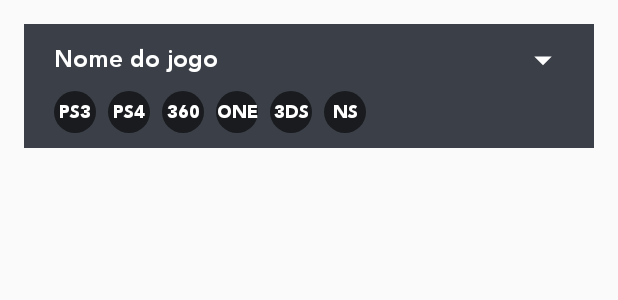
After one commit to ftrevo/tentacle-android, an Android app: the layout library_item_layout.xml on its own in the app's theme, with its tools: preview values and no code run, on a phone screen of 412 x 824 dp. The commit adds this screen. Shown: the top 300 px of the screen. Run offline under Robolectric (Android 15) with nearby library versions, the phone set to English and light mode, and no system bars.

Commit message:
06_TASK_Biblioteca_Tela

```diff
--- a/app/src/main/java/br/com/concrete/tentacle/features/HostActivity.kt
+++ b/app/src/main/java/br/com/concrete/tentacle/features/HostActivity.kt
@@ -20,7 +20,7 @@ class HostActivity : BaseActivity() {
     }
 
     private fun startNavListener() {
-        val navController = Navigation.findNavController(this, R.id.garden_nav_fragment)
+        val navController = Navigation.findNavController(this, R.id.nav_fragment)
         val topLevelDestinations = setOf(R.id.home, R.id.myGames)
         val appBarConfiguration = AppBarConfiguration.Builder(topLevelDestinations).build()
 
--- a/app/src/main/res/drawable/circle_bg_icon_bottombar.xml
+++ b/app/src/main/res/drawable/circle_bg_icon_bottombar.xml
@@ -2,8 +2,8 @@
 <shape xmlns:android="http://schemas.android.com/apk/res/android"
     android:shape="oval">
 
-    <size android:height="30dp" android:width="30dp"/>
+    <size android:height="28dp" android:width="28dp"/>
 
-    <solid android:color="@color/colorButtonBlue"/>
+    <solid android:color="@color/bgBottomBar"/>
 
 </shape>
--- a/app/src/main/res/layout/activity_host.xml
+++ b/app/src/main/res/layout/activity_host.xml
@@ -6,7 +6,7 @@
     xmlns:app="http://schemas.android.com/apk/res-auto">
 
     <fragment
-        android:id="@+id/garden_nav_fragment"
+        android:id="@+id/nav_fragment"
         android:name="androidx.navigation.fragment.NavHostFragment"
         android:layout_width="match_parent"
         android:layout_height="0dp"
--- /dev/null
+++ b/app/src/main/res/layout/library_item_layout.xml
@@ -0,0 +1,124 @@
+<?xml version="1.0" encoding="utf-8"?>
+<androidx.constraintlayout.widget.ConstraintLayout
+        xmlns:android="http://schemas.android.com/apk/res/android"
+        xmlns:app="http://schemas.android.com/apk/res-auto"
+        xmlns:tools="http://schemas.android.com/tools" android:layout_width="match_parent"
+        android:layout_height="wrap_content"
+        android:background="@color/colorAddNewGame"
+        android:paddingStart="@dimen/componentsMarginDefaultError"
+        android:paddingEnd="@dimen/componentsMarginDefaultError"
+        android:paddingBottom="@dimen/dp_10"
+        android:paddingTop="@dimen/dp_10"
+        android:layout_margin="16dp"
+        android:animateLayoutChanges="true">
+
+    <TextView
+            android:textAppearance="@style/TextHeavy.16sp"
+            android:id="@+id/tvGameName"
+            app:layout_constraintStart_toStartOf="parent"
+            app:layout_constraintTop_toTopOf="parent"
+            android:textColor="@color/textColor"
+            android:text="Nome do jogo"
+            android:layout_weight="1"
+            android:layout_width="0dp"
+            android:layout_height="wrap_content"
+            android:gravity="center_vertical"
+            android:layout_marginEnd="@dimen/componentsMarginDefaultError"
+            app:layout_constraintEnd_toStartOf="@+id/ivArrow"/>
+
+    <ImageView
+            android:id="@+id/ivArrow"
+            app:layout_constraintEnd_toEndOf="parent"
+            app:layout_constraintTop_toTopOf="@+id/tvGameName"
+            app:layout_constraintBottom_toBottomOf="@+id/tvGameName"
+            android:src="@drawable/ic_arrow_down"
+            android:layout_gravity="center_vertical"
+            android:layout_width="28dp"
+            android:layout_height="28dp"/>
+
+    <TextView
+            android:textColor="#FFF"
+            android:gravity="center"
+            android:textAppearance="@style/TextBlack.9dp"
+            android:text="NS"
+            android:id="@+id/tvNS"
+            android:visibility="visible"
+            android:background="@drawable/circle_bg_icon_bottombar"
+            android:layout_width="wrap_content"
+            android:layout_height="wrap_content"
+            app:layout_constraintBottom_toBottomOf="@+id/tvPS3"
+            app:layout_constraintTop_toTopOf="@+id/tvPS3"
+            app:layout_constraintStart_toEndOf="@+id/tv3DS"
+            android:layout_marginStart="8dp" />
+
+    <TextView
+            android:textColor="#FFF"
+            android:gravity="center"
+            android:textAppearance="@style/TextBlack.9dp"
+            android:text="3DS"
+            android:id="@+id/tv3DS"
+            android:visibility="visible"
+            android:background="@drawable/circle_bg_icon_bottombar"
+            app:layout_constraintTop_toTopOf="@+id/tvNS"
+            app:layout_constraintBottom_toBottomOf="@+id/tvONE"
+            android:layout_width="wrap_content"
+            android:layout_height="wrap_content"
+            app:layout_constraintStart_toEndOf="@+id/tvONE" android:layout_marginStart="8dp"/>
+
+    <TextView
+            android:textColor="#FFF"
+            android:gravity="center"
+            android:textAppearance="@style/TextBlack.9dp"
+            android:text="ONE"
+            android:id="@+id/tvONE"
+            android:visibility="visible"
+            android:background="@drawable/circle_bg_icon_bottombar"
+            app:layout_constraintTop_toTopOf="@+id/tv360"
+            app:layout_constraintBottom_toBottomOf="@+id/tv360"
+            android:layout_width="wrap_content"
+            android:layout_height="wrap_content" app:layout_constraintStart_toEndOf="@+id/tv360"
+            android:layout_marginStart="8dp"/>
+
+    <TextView
+            android:textColor="#FFF"
+            android:gravity="center"
+            android:textAppearance="@style/TextBlack.9dp"
+            android:text="360"
+            android:id="@+id/tv360"
+            android:visibility="visible"
+            android:background="@drawable/circle_bg_icon_bottombar"
+            app:layout_constraintTop_toTopOf="@+id/tvPS4"
+            app:layout_constraintBottom_toBottomOf="@+id/tvPS4"
+            android:layout_width="wrap_content"
+            android:layout_height="wrap_content" app:layout_constraintStart_toEndOf="@+id/tvPS4"
+            android:layout_marginStart="8dp"/>
+
+    <TextView
+            android:textColor="#FFF"
+            android:gravity="center"
+            android:textAppearance="@style/TextBlack.9dp"
+            android:text="PS4"
+            android:id="@+id/tvPS4"
+            android:visibility="visible"
+            android:background="@drawable/circle_bg_icon_bottombar"
+            android:layout_width="wrap_content"
+            android:layout_height="wrap_content"
+            app:layout_constraintStart_toEndOf="@+id/tvPS3" android:layout_marginStart="8dp"
+            app:layout_constraintTop_toTopOf="@+id/tvPS3" app:layout_constraintBottom_toBottomOf="@+id/tvPS3"/>
+
+    <TextView
+            android:textColor="#FFF"
+            android:gravity="center"
+            android:textAppearance="@style/TextBlack.9dp"
+            android:text="PS3"
+            android:id="@+id/tvPS3"
+            android:visibility="visible"
+            android:background="@drawable/circle_bg_icon_bottombar"
+            app:layout_constraintTop_toBottomOf="@+id/ivArrow"
+            android:layout_marginTop="7dp"
+            android:layout_marginEnd="5dp"
+            android:layout_width="wrap_content"
+            android:layout_height="wrap_content"
+            app:layout_constraintStart_toStartOf="parent"/>
+
+</androidx.constraintlayout.widget.ConstraintLayout>
--- a/app/src/main/res/values/strings.xml
+++ b/app/src/main/res/values/strings.xml
@@ -70,4 +70,5 @@
     <string name="did_not_find_what_you_wanted">Não encontrou o que queria?</string>
     <string name="field_search_no_empty">O campo de pesquisa não pode ficar vázio</string>
 
+    <string name="no_library_error">Nossa biblioteca ainda não tem\nnenhum jogo cadastrado. Seja o\nprimeiro a cadastrar</string>
 </resources>
--- a/app/src/main/res/values/typography.xml
+++ b/app/src/main/res/values/typography.xml
@@ -1,11 +1,15 @@
 <?xml version="1.0" encoding="utf-8"?>
-<resources>
+<resources xmlns:tools="http://schemas.android.com/tools">
     <style name="TextMedium">
         <item name="android:fontFamily">@font/avenir_medium</item>
     </style>
 
     <style name="TextBlack">
         <item name="android:fontFamily">@font/avenir_black</item>
+    </style>
+
+    <style name="TextHeavy">
+        <item name="android:fontFamily">@font/avenir_heavy</item>
     </style>
 
     <style name="TextMedium.12sp">
@@ -36,4 +40,11 @@
         <item name="android:textSize">22sp</item>
     </style>
 
+    <style name="TextBlack.9dp">
+        <item name="android:textSize" tools:ignore="SpUsage">12dp</item>
+    </style>
+
+    <style name="TextHeavy.16sp">
+        <item name="android:textSize">16sp</item>
+    </style>
 </resources>
```
Also changed, not shown: app/src/main/java/br/com/concrete/tentacle/custom/LibraryItem.kt (added, +86 -0 lines), app/src/main/res/anim/rotate_close.xml (added, +11 -0 lines), app/src/main/res/anim/rotate_open.xml (added, +11 -0 lines), app/src/main/res/layout/fragment_library.xml (added, +28 -0 lines).
